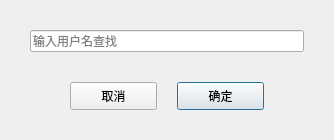
Before: the Qt Designer form JChat/EnterUserNameWidget.ui in jpush/jchat-windows, drawn with Qt 5.
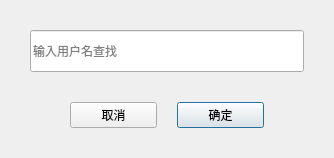
After: the same form once the commit is applied.

```diff
--- a/JChat/EnterUserNameWidget.ui
+++ b/JChat/EnterUserNameWidget.ui
@@ -7,7 +7,7 @@
     <x>0</x>
     <y>0</y>
     <width>334</width>
-    <height>140</height>
+    <height>157</height>
    </rect>
   </property>
   <property name="windowTitle">
@@ -31,6 +31,13 @@
    </property>
    <item>
     <widget class="QLineEdit" name="lineEdit">
+     <property name="styleSheet">
+      <string notr="true">QLineEdit
+{
+	min-height:40px;
+	max-height:40px;
+}</string>
+     </property>
      <property name="placeholderText">
       <string>输入用户名查找</string>
      </property>
```
